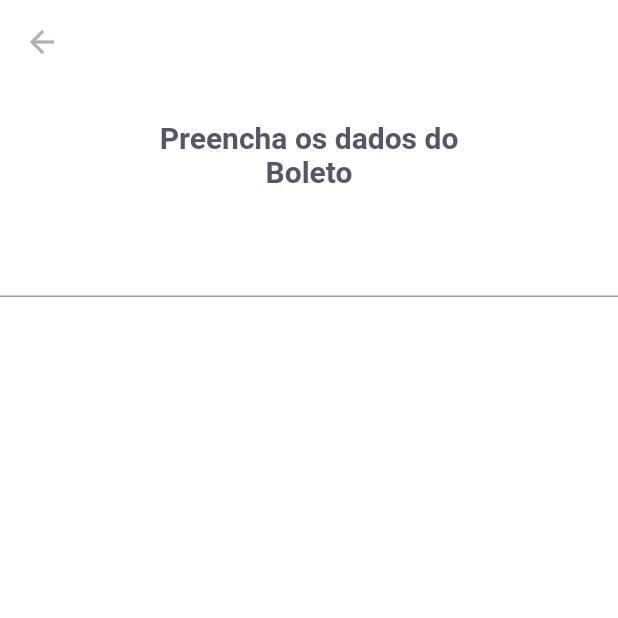
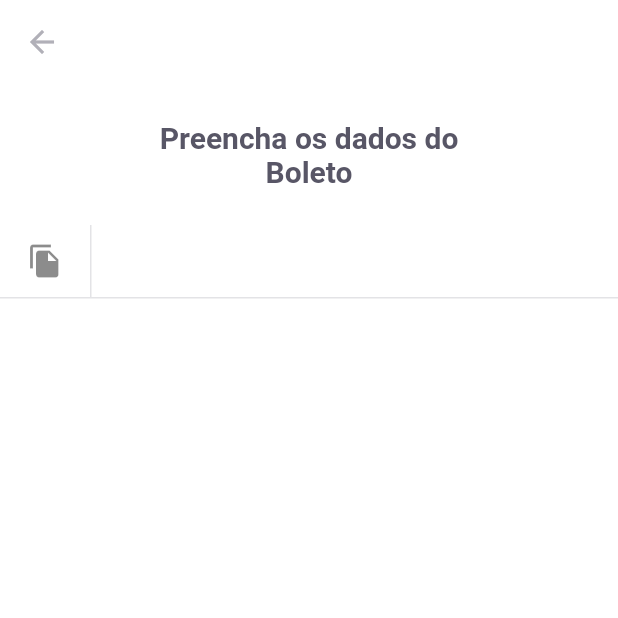
Before and after one commit to dercio-sinione/payFlow, a Flutter app: the InsertBoletoPage screen opened by its route, on a phone screen of 412 x 824 dp, the top half of it. Run offline on Flutter 3.47's test engine with Material 2 defaults, Android fonts, the light colour scheme and no system bars; our stand-ins replace google_fonts, shared_preferences; accounts and stored records are empty.

Commit message:
feat: Insert Boleto Page > Add new text style

```diff
--- a/lib/shared/themes/app_text_style.dart
+++ b/lib/shared/themes/app_text_style.dart
@@ -59,6 +59,11 @@ class AppTextStyles {
     fontWeight: FontWeight.w400,
     color: AppColors.background,
   );
+  static final input = GoogleFonts.inter(
+    fontSize: 15,
+    fontWeight: FontWeight.w400,
+    color: AppColors.input,
+  );
   static final buttonBoldPrimary = GoogleFonts.inter(
     fontSize: 15,
     fontWeight: FontWeight.w700,
--- a/lib/shared/widgets/input_text/input_text_widget.dart
+++ b/lib/shared/widgets/input_text/input_text_widget.dart
@@ -1,10 +1,35 @@
 import 'package:flutter/material.dart';
+import 'package:nl_pay_flow/shared/themes/app_colors.dart';
+import 'package:nl_pay_flow/shared/themes/app_text_style.dart';
 
 class InputTextWidget extends StatelessWidget {
   const InputTextWidget({Key? key}) : super(key: key);
 
   @override
   Widget build(BuildContext context) {
-    return TextFormField();
+    return Column(
+      children: [
+        TextFormField(
+          style: AppTextStyles.input,
+          decoration: InputDecoration(
+            border: InputBorder.none,
+            icon: Row(
+              children: [
+                Padding(
+                  padding: const EdgeInsets.symmetric(horizontal: 18),
+                  child: Icon(Icons.file_copy),
+                ),
+                Container(width: 1, height: 48, color: AppColors.stroke),
+              ],
+            ),
+          ),
+        ),
+        Divider(
+          height: 1,
+          thickness: 1,
+          color: AppColors.stroke,
+        )
+      ],
+    );
   }
 }
```
